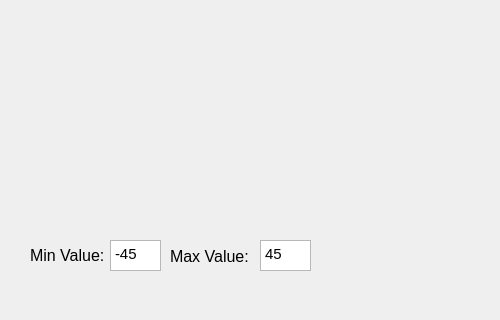
First picture: the form in resource/rotational.ui, repository ToyotaResearchInstitute/gauges2, before the edit; both pictures show x 0 to 500 and y 230 to 550 of the 500 by 550 pixel window.
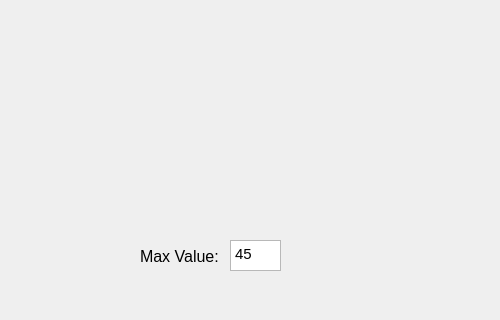
Second picture: the form after the edit. Custom widgets are drawn as their Qt base class.

Patch:
```diff
--- a/resource/rotational.ui
+++ b/resource/rotational.ui
@@ -28,51 +28,13 @@
   <property name="windowTitle">
    <string>Rotational</string>
   </property>
-  <widget class="QLabel" name="min_value_label">
-   <property name="geometry">
-    <rect>
-     <x>30</x>
-     <y>470</y>
-     <width>81</width>
-     <height>31</height>
-    </rect>
-   </property>
-   <property name="font">
-    <font>
-     <pointsize>12</pointsize>
-    </font>
-   </property>
-   <property name="text">
-    <string>Min Value:</string>
-   </property>
-  </widget>
-  <widget class="QTextEdit" name="min_value">
-   <property name="geometry">
-    <rect>
-     <x>110</x>
-     <y>470</y>
-     <width>51</width>
-     <height>31</height>
-    </rect>
-   </property>
-   <property name="html">
-    <string>&lt;!DOCTYPE HTML PUBLIC &quot;-//W3C//DTD HTML 4.0//EN&quot; &quot;http://www.w3.org/TR/REC-html40/strict.dtd&quot;&gt;
-&lt;html&gt;&lt;head&gt;&lt;meta name=&quot;qrichtext&quot; content=&quot;1&quot; /&gt;&lt;style type=&quot;text/css&quot;&gt;
-p, li { white-space: pre-wrap; }
-&lt;/style&gt;&lt;/head&gt;&lt;body style=&quot; font-family:'Ubuntu'; font-size:11pt; font-weight:400; font-style:normal;&quot;&gt;
-&lt;p style=&quot; margin-top:0px; margin-bottom:0px; margin-left:0px; margin-right:0px; -qt-block-indent:0; text-indent:0px;&quot;&gt;-45&lt;/p&gt;&lt;/body&gt;&lt;/html&gt;</string>
-   </property>
-   <property name="placeholderText">
-    <string/>
-   </property>
-  </widget>
   <widget class="QTextEdit" name="max_value">
    <property name="enabled">
     <bool>true</bool>
    </property>
    <property name="geometry">
     <rect>
-     <x>260</x>
+     <x>230</x>
      <y>470</y>
      <width>51</width>
      <height>31</height>
@@ -101,7 +63,7 @@
   <widget class="QLabel" name="max_value_label">
    <property name="geometry">
     <rect>
-     <x>170</x>
+     <x>140</x>
      <y>476</y>
      <width>81</width>
      <height>21</height>
```
